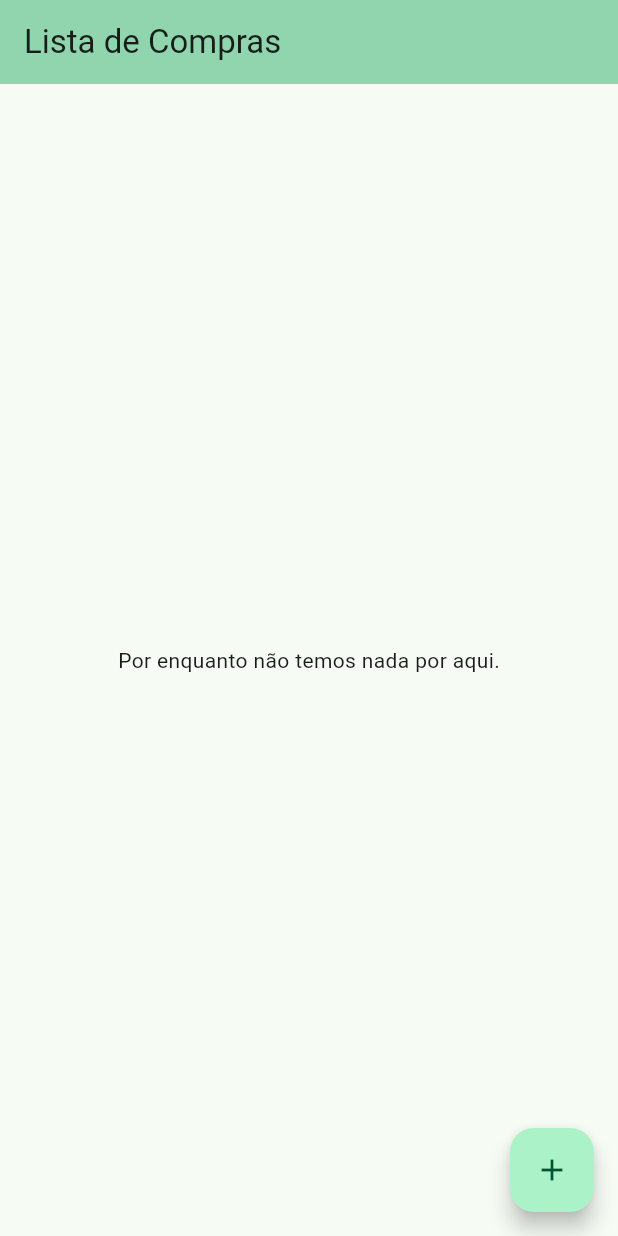
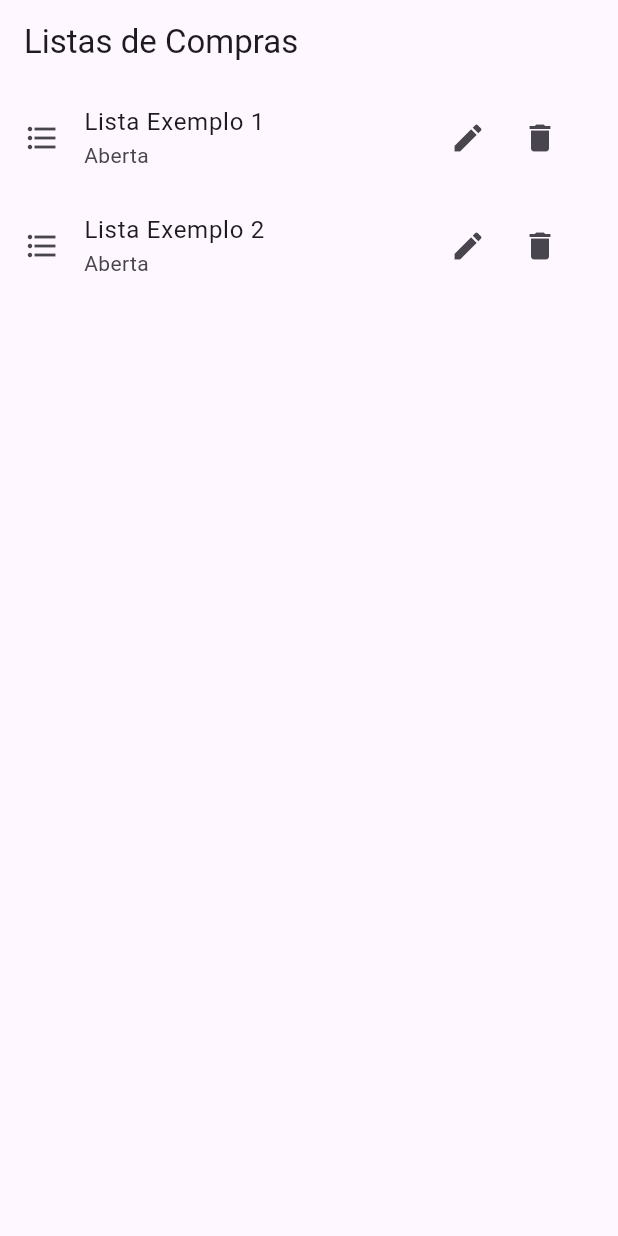
Before and after one commit to predo72/AppMenorPreco, a Flutter app: the screen it shows after launch, on a phone screen of 412 x 824 dp. Run offline on Flutter 3.47's test engine with Material 3 defaults, Android fonts, the light colour scheme and no system bars.

Commit message:
Criação listas e objetos da Lista e Item TO DO: remover o falso db com dados fixos

```diff
--- /dev/null
+++ b/menorpreco/lib/components/lista_tile.dart
@@ -0,0 +1,33 @@
+import 'package:flutter/material.dart';
+import 'package:menorpreco/models/lista.dart';
+
+class ListaTile extends StatelessWidget {
+  final Lista lista;
+  const ListaTile(this.lista, {super.key});
+
+  @override
+  Widget build(BuildContext context) {
+    final finalizada =
+        lista.finalizada == 1 ? Text('Finalizada') : Text('Aberta');
+    return ListTile(
+      leading: Icon(Icons.format_list_bulleted_outlined),
+      title: Text(lista.nome),
+      subtitle: finalizada,
+      trailing: Container(
+        width: 100,
+        child: Row(
+          children: <Widget>[
+            IconButton(
+              onPressed: () {},
+              icon: Icon(Icons.edit),
+            ),
+            IconButton(
+              onPressed: () {},
+              icon: Icon(Icons.delete),
+            ),
+          ],
+        ),
+      ),
+    );
+  }
+}
--- /dev/null
+++ b/menorpreco/lib/data/dummy_listas.dart
@@ -0,0 +1,14 @@
+import 'package:menorpreco/models/lista.dart';
+
+const DUMMY_LISTAS = {
+  '1': Lista(
+    id: 1,
+    nome: 'Lista Exemplo 1',
+    finalizada: 0,
+  ),
+  '2': Lista(
+    id: 2,
+    nome: 'Lista Exemplo 2',
+    finalizada: 0,
+  )
+};
--- a/menorpreco/lib/main.dart
+++ b/menorpreco/lib/main.dart
@@ -1,4 +1,5 @@
 import 'package:flutter/material.dart';
+import 'package:menorpreco/views/lista_list.dart';
 
 void main() {
   runApp(const MyApp());
@@ -10,54 +11,8 @@ class MyApp extends StatelessWidget {
   // This widget is the root of your application.
   @override
   Widget build(BuildContext context) {
-    return MaterialApp(
-      title: 'Lista de Compras',
-      theme: ThemeData(
-        colorScheme: ColorScheme.fromSeed(seedColor: Colors.greenAccent),
-        useMaterial3: true,
-      ),
-      home: const MyHomePage(title: 'Lista de Compras'),
+    return const MaterialApp(
+      home: ListaList(),
     );
   }
 }
-
-class MyHomePage extends StatefulWidget {
-  const MyHomePage({super.key, required this.title});
-
-  final String title;
-
-  @override
-  State<MyHomePage> createState() => _MyHomePageState();
-}
-
-class _MyHomePageState extends State<MyHomePage> {
-
-  void CadastrarNovaLista() {
-    setState(() {
-    });
-  }
-
-  @override
-  Widget build(BuildContext context) {
-    return Scaffold(
-      appBar: AppBar(
-        backgroundColor: Theme.of(context).colorScheme.inversePrimary,
-        title: Text(widget.title),
-      ),
-      body: Center(
-        child: Column(
-          mainAxisAlignment: MainAxisAlignment.center,
-          children: <Widget>[
-            const Text(
-              'Por enquanto não temos nada por aqui.',
-            ),
-          ],
-        ),
-      ),
-      floatingActionButton: FloatingActionButton(
-        onPressed: CadastrarNovaLista,
-        child: const Icon(Icons.add),
-      ), // This trailing comma makes auto-formatting nicer for build methods.
-    );
-  }
-}
--- /dev/null
+++ b/menorpreco/lib/models/lista.dart
@@ -0,0 +1,11 @@
+class Lista {
+  final num id;
+  final String nome;
+  final num finalizada;
+
+  const Lista({
+    required this.id,
+    required this.nome,
+    required this.finalizada,
+  });
+}
--- /dev/null
+++ b/menorpreco/lib/views/item_list.dart
@@ -0,0 +1 @@
+// https://youtu.be/ViahqKZzZ7Y?t=599
--- /dev/null
+++ b/menorpreco/lib/views/lista_list.dart
@@ -0,0 +1,23 @@
+import 'package:flutter/material.dart';
+import 'package:menorpreco/components/lista_tile.dart';
+import 'package:menorpreco/data/dummy_listas.dart';
+
+class ListaList extends StatelessWidget {
+  const ListaList({super.key});
+
+  @override
+  Widget build(BuildContext context) {
+
+    final teste = {...DUMMY_LISTAS};
+
+    return Scaffold(
+      appBar: AppBar(
+        title: const Text('Listas de Compras'),
+      ),
+      body: ListView.builder(
+        itemCount: teste.length,
+        itemBuilder: (ctx, i) => ListaTile(teste.values.elementAt(i)),
+      ),
+    );
+  }
+}
```
Also changed, not shown: menorpreco/lib/data/dummy_itens.dart (added), menorpreco/lib/models/item.dart (added).
